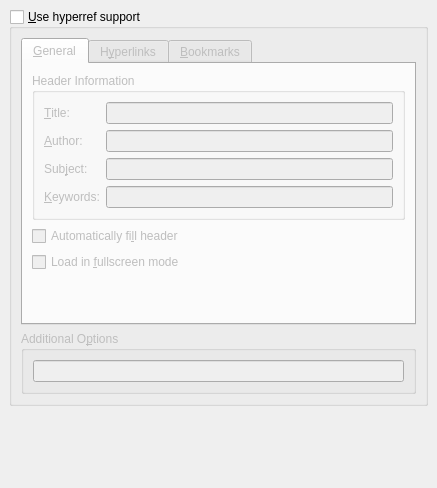
This is src/frontends/qt/ui/PDFSupportUi.ui in cburschka/lyx as Qt 5 draws it before an edit. The edited form follows.
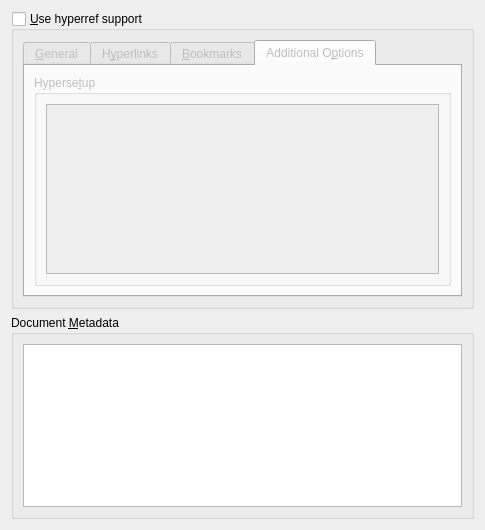
This is the edited form. The open tabs and pages were chosen to show the change.

Commit message:
Add basic support for \DeclareMetadata
File format change

```diff
--- a/src/frontends/qt/ui/PDFSupportUi.ui
+++ b/src/frontends/qt/ui/PDFSupportUi.ui
@@ -6,29 +6,14 @@
    <rect>
     <x>0</x>
     <y>0</y>
-    <width>437</width>
-    <height>488</height>
+    <width>485</width>
+    <height>530</height>
    </rect>
   </property>
   <property name="windowTitle">
    <string>Form</string>
   </property>
-  <layout class="QGridLayout">
-   <property name="leftMargin">
-    <number>9</number>
-   </property>
-   <property name="topMargin">
-    <number>9</number>
-   </property>
-   <property name="rightMargin">
-    <number>9</number>
-   </property>
-   <property name="bottomMargin">
-    <number>9</number>
-   </property>
-   <property name="spacing">
-    <number>6</number>
-   </property>
+  <layout class="QGridLayout" name="gridLayout_2">
    <item row="0" column="0">
     <widget class="QGroupBox" name="use_hyperrefGB">
      <property name="focusPolicy">
@@ -465,58 +450,57 @@
           </item>
          </layout>
         </widget>
-       </widget>
-      </item>
-      <item row="1" column="0">
-       <widget class="QGroupBox" name="groupBox_3">
-        <property name="title">
-         <string>Additional O&amp;ptions</string>
-        </property>
-        <property name="flat">
-         <bool>true</bool>
-        </property>
-        <property name="checkable">
-         <bool>false</bool>
-        </property>
-        <property name="checked">
-         <bool>false</bool>
-        </property>
-        <layout class="QGridLayout">
-         <property name="leftMargin">
-          <number>9</number>
-         </property>
-         <property name="topMargin">
-          <number>9</number>
-         </property>
-         <property name="rightMargin">
-          <number>9</number>
-         </property>
-         <property name="bottomMargin">
-          <number>9</number>
-         </property>
-         <property name="spacing">
-          <number>6</number>
-         </property>
-         <item row="0" column="0">
-          <widget class="QLineEdit" name="optionsLE">
-           <property name="sizePolicy">
-            <sizepolicy hsizetype="Expanding" vsizetype="Fixed">
-             <horstretch>0</horstretch>
-             <verstretch>0</verstretch>
-            </sizepolicy>
-           </property>
-           <property name="toolTip">
-            <string>e.g.: pdfstartview=XYZ, plainpages=false, pdfpagelabels</string>
-           </property>
-          </widget>
-         </item>
-        </layout>
+        <widget class="QWidget" name="tab_4">
+         <attribute name="title">
+          <string>Additional O&amp;ptions</string>
+         </attribute>
+         <layout class="QGridLayout" name="gridLayout">
+          <item row="0" column="0">
+           <widget class="QGroupBox" name="groupBox_3">
+            <property name="toolTip">
+             <string>Document metadata and PDF settings (as specified in LaTeX 06/2022 and later)</string>
+            </property>
+            <property name="title">
+             <string>Hyperse&amp;tup</string>
+            </property>
+            <layout class="QGridLayout" name="gridLayout_8">
+             <item row="0" column="0">
+              <widget class="QTextEdit" name="optionsTE">
+               <property name="acceptRichText">
+                <bool>false</bool>
+               </property>
+              </widget>
+             </item>
+            </layout>
+           </widget>
+          </item>
+         </layout>
+        </widget>
        </widget>
       </item>
      </layout>
     </widget>
    </item>
    <item row="1" column="0">
+    <widget class="QGroupBox" name="groupBox">
+     <property name="toolTip">
+      <string>Document metadata and PDF settings (as specified in LaTeX 06/2022 and later)</string>
+     </property>
+     <property name="title">
+      <string>Document &amp;Metadata</string>
+     </property>
+     <layout class="QGridLayout" name="gridLayout_7">
+      <item row="0" column="0">
+       <widget class="QTextEdit" name="metadataTE">
+        <property name="acceptRichText">
+         <bool>false</bool>
+        </property>
+       </widget>
+      </item>
+     </layout>
+    </widget>
+   </item>
+   <item row="2" column="0">
     <spacer>
      <property name="orientation">
       <enum>Qt::Vertical</enum>
```
The commit also changes 13 other files.
